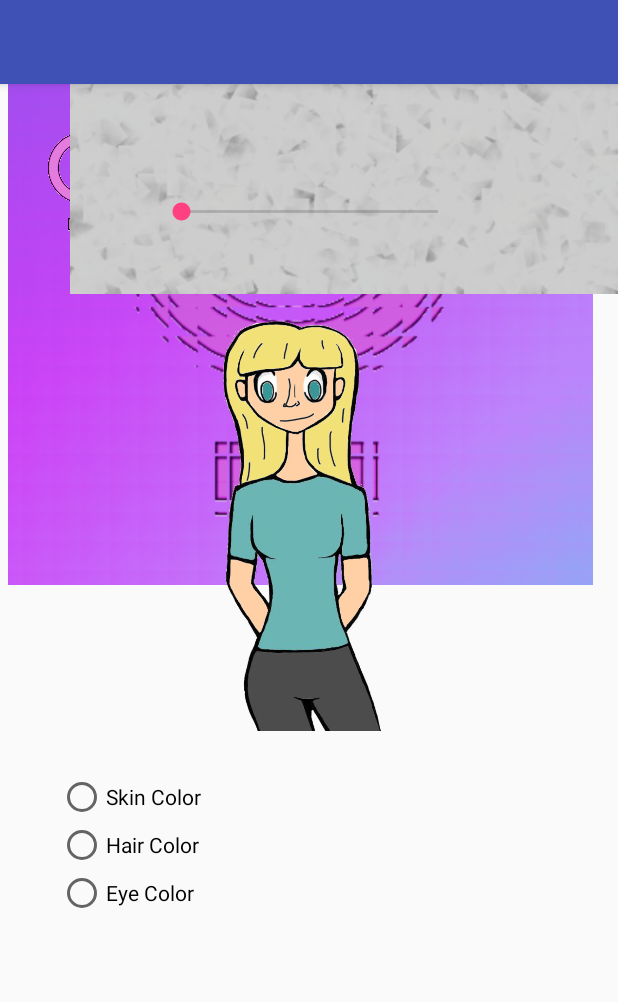
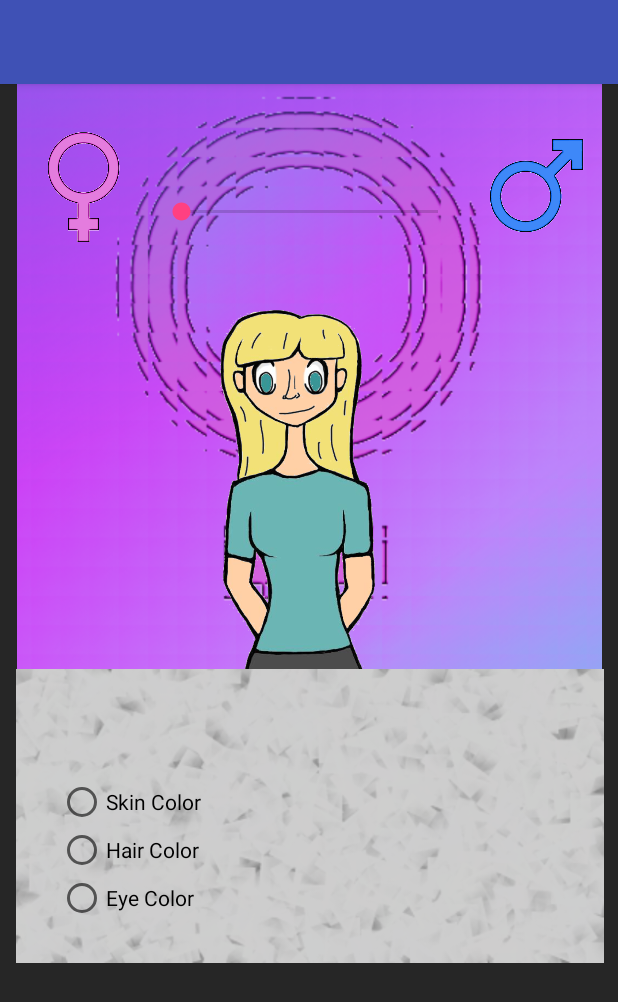
Before and after one commit to CS3398-Cappucino-Dreamers/CS3398-Cappucino-F2017, an Android app: the AvatarActivity screen opened directly, with no data from a screen before it, on a phone screen of 412 x 824 dp. Shown: the top 1002 px of the screen. Run offline under Robolectric (Android 15) with nearby library versions, the phone set to English and light mode, and no system bars; libraries missing offline, so code that uses them is left out: com.aurelhubert.ahbottomnavigation.

Commit message:
Commenting and Cleaning
Commenting and cleaning some code.

```diff
--- a/MyApplication/app/src/main/res/layout/activity_avatar.xml
+++ b/MyApplication/app/src/main/res/layout/activity_avatar.xml
@@ -4,19 +4,21 @@
     android:layout_width="match_parent"
     android:layout_height="match_parent"
     xmlns:android="http://schemas.android.com/apk/res/android"
-    xmlns:app="http://schemas.android.com/apk/res-auto">
+    xmlns:app="http://schemas.android.com/apk/res-auto"
+    android:background="@color/blackishGray">
 
     <ImageView
         android:id="@+id/background"
-        android:layout_width="400dp"
+        android:layout_width="0dp"
         android:layout_height="390dp"
-        android:layout_marginLeft="0dp"
+        android:layout_marginLeft="8dp"
         android:layout_marginRight="8dp"
+        app:layout_constraintHorizontal_bias="0.0"
         app:layout_constraintLeft_toLeftOf="parent"
         app:layout_constraintRight_toRightOf="parent"
         app:srcCompat="@drawable/femalebackground"
-        tools:layout_editor_absoluteY="41dp"
-        app:layout_constraintHorizontal_bias="0.0" />
+        android:layout_marginTop="0dp"
+        app:layout_constraintTop_toBottomOf="@+id/toolbar" />
 
     <ImageView
         android:id="@+id/maleIcon"
@@ -52,8 +54,8 @@
 
     <ImageView
         android:id="@+id/skin"
-        android:layout_width="260dp"
-        android:layout_height="351dp"
+        android:layout_width="266dp"
+        android:layout_height="365dp"
         app:srcCompat="@drawable/female_skin_pale"
         android:layout_marginRight="8dp"
         app:layout_constraintRight_toRightOf="parent"
@@ -63,25 +65,28 @@
         app:layout_constraintTop_toBottomOf="@+id/toolbar"
         app:layout_constraintBottom_toBottomOf="parent"
         android:layout_marginBottom="8dp"
-        app:layout_constraintVertical_bias="0.18" />
+        app:layout_constraintVertical_bias="0.158"
+        app:layout_constraintHorizontal_bias="0.504" />>
+
     <ImageView
         android:id="@+id/eyes"
-        android:layout_width="260dp"
-        android:layout_height="351dp"
-        app:srcCompat="@drawable/female_eyes_blue"
+        android:layout_width="266dp"
+        android:layout_height="365dp"
+        android:layout_marginBottom="8dp"
+        android:layout_marginLeft="8dp"
         android:layout_marginRight="8dp"
+        android:layout_marginTop="8dp"
+        app:layout_constraintBottom_toBottomOf="parent"
+        app:layout_constraintHorizontal_bias="0.504"
+        app:layout_constraintLeft_toLeftOf="parent"
         app:layout_constraintRight_toRightOf="parent"
-        android:layout_marginLeft="8dp"
-        app:layout_constraintLeft_toLeftOf="parent"
-        android:layout_marginTop="8dp"
         app:layout_constraintTop_toBottomOf="@+id/toolbar"
-        app:layout_constraintBottom_toBottomOf="parent"
-        android:layout_marginBottom="8dp"
-        app:layout_constraintVertical_bias="0.18" />
+        app:layout_constraintVertical_bias="0.158"
+        app:srcCompat="@drawable/female_eyes_blue" />
     <ImageView
         android:id="@+id/hair"
-        android:layout_width="260dp"
-        android:layout_height="351dp"
+        android:layout_width="266dp"
+        android:layout_height="365dp"
         app:srcCompat="@drawable/female_hair_blond"
         android:layout_marginRight="8dp"
         app:layout_constraintRight_toRightOf="parent"
@@ -91,12 +96,13 @@
         app:layout_constraintTop_toBottomOf="@+id/toolbar"
         app:layout_constraintBottom_toBottomOf="parent"
         android:layout_marginBottom="8dp"
-        app:layout_constraintVertical_bias="0.18" />
+        app:layout_constraintVertical_bias="0.158"
+        app:layout_constraintHorizontal_bias="0.504" />
 
     <ImageView
         android:id="@+id/gender"
-        android:layout_width="260dp"
-        android:layout_height="351dp"
+        android:layout_width="266dp"
+        android:layout_height="365dp"
         app:srcCompat="@drawable/female_lines"
         android:layout_marginRight="8dp"
         app:layout_constraintRight_toRightOf="parent"
@@ -106,15 +112,21 @@
         app:layout_constraintTop_toBottomOf="@+id/toolbar"
         app:layout_constraintBottom_toBottomOf="parent"
         android:layout_marginBottom="8dp"
-        app:layout_constraintVertical_bias="0.18" />
+        app:layout_constraintVertical_bias="0.158"
+        app:layout_constraintHorizontal_bias="0.504" />
 
     <ImageView
-        android:id="@+id/imageView10"
-        android:layout_width="485dp"
+        android:id="@+id/menuBackground"
+        android:layout_width="0dp"
         android:layout_height="196dp"
+        android:layout_marginLeft="0dp"
+        android:layout_marginRight="-1dp"
+        app:layout_constraintLeft_toLeftOf="parent"
+        app:layout_constraintRight_toRightOf="parent"
         app:srcCompat="@drawable/menutexture"
-        tools:layout_editor_absoluteX="-46dp"
-        tools:layout_editor_absoluteY="432dp" />
+        app:layout_constraintHorizontal_bias="0.0"
+        android:layout_marginTop="0dp"
+        app:layout_constraintTop_toBottomOf="@+id/background" />
 
     <android.support.v7.widget.Toolbar
         android:id="@+id/toolbar"
```
Also changed, not shown: MyApplication/app/src/main/java/com/example/ben/fitordie/Login/AvatarActivity.java (+170 -137 lines).
